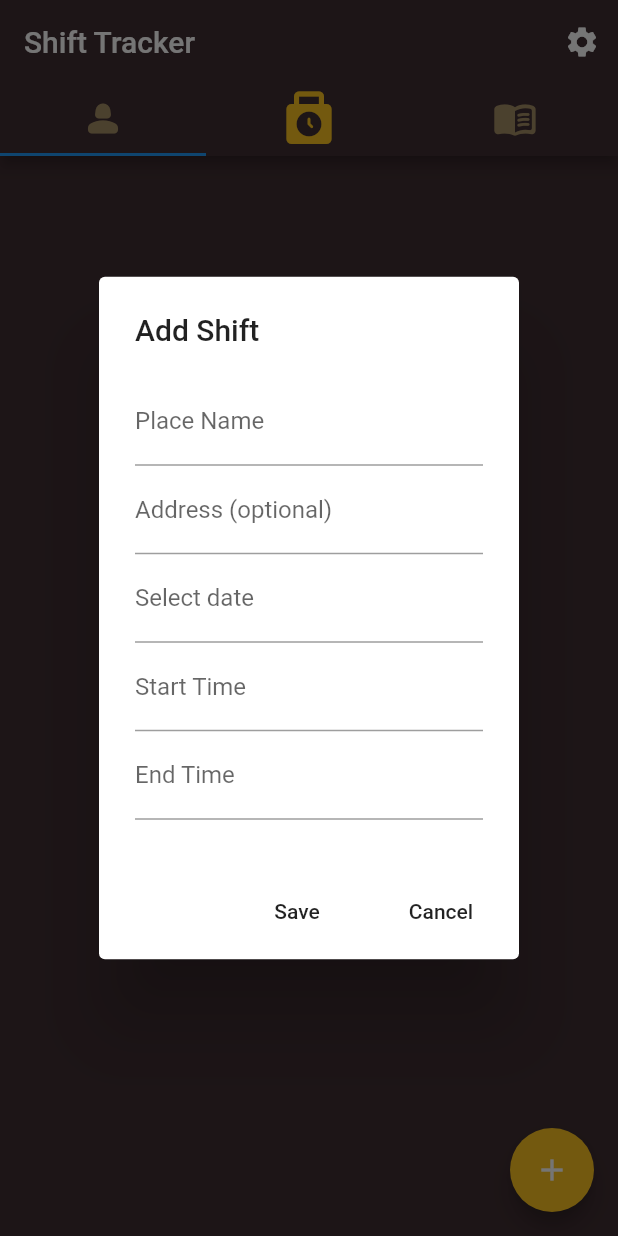
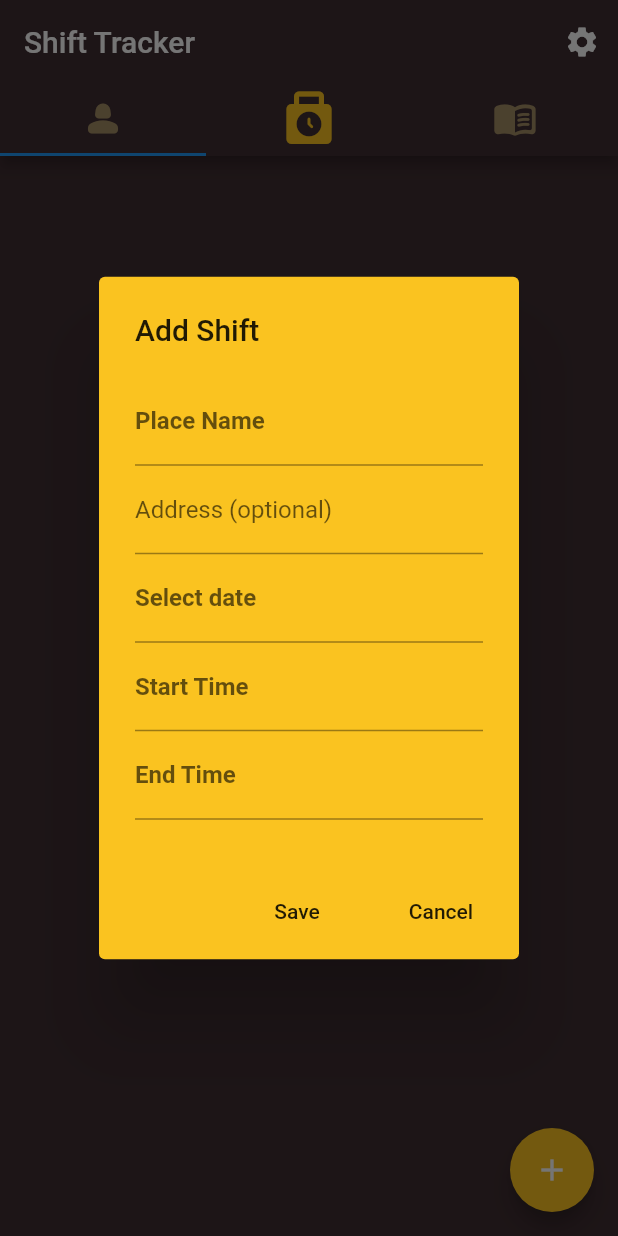
Before and after one commit to maria-gedye/Y3-timesheet-app, a Flutter app: the screen it shows once a user with an empty profile is signed in, after a tap on the "add" icon, on a phone screen of 412 x 824 dp. Run offline on Flutter 3.47's test engine with Material 2 defaults, Android fonts, the light colour scheme and no system bars; our stand-ins replace cloud_firestore, firebase_auth, firebase_core, geocoding, geolocator; accounts and stored records are empty.

Commit message:
list of bugs, alertdialog color change

```diff
--- a/lib/pages/home_page.dart
+++ b/lib/pages/home_page.dart
@@ -176,6 +176,7 @@ class _HomePageState extends State<HomePage> {
         context: context,
         builder: (context) => AlertDialog(
               title: const Text('Enter Place'),
+              backgroundColor: Color.fromRGBO(250, 195, 32, 1),
               content: SingleChildScrollView(
                 child: Column(
                   mainAxisSize: MainAxisSize.min,
@@ -217,6 +218,7 @@ class _HomePageState extends State<HomePage> {
         context: context,
         builder: (context) => AlertDialog(
               title: const Text('Add Shift'),
+              backgroundColor: Color.fromRGBO(250, 195, 32, 1),
               content: SingleChildScrollView(
                 child: Column(
                   mainAxisSize: MainAxisSize.min,
@@ -224,6 +226,7 @@ class _HomePageState extends State<HomePage> {
                     // place name
                     TextField(
                       controller: newPlaceController,
+                      style: TextStyle(fontWeight: FontWeight.bold),
                       decoration:
                           const InputDecoration(labelText: 'Place Name'),
                     ),
@@ -238,6 +241,7 @@ class _HomePageState extends State<HomePage> {
                     // date picker
                     TextField(
                       controller: newDateController,
+                      style: TextStyle(fontWeight: FontWeight.bold),
                       decoration:
                           const InputDecoration(labelText: 'Select date'),
                       readOnly: true,
@@ -250,6 +254,7 @@ class _HomePageState extends State<HomePage> {
                     TextField(
                       controller: newStartTimeController,
                       readOnly: true,
+                      style: TextStyle(fontWeight: FontWeight.bold),
                       decoration:
                           const InputDecoration(labelText: 'Start Time'),
                       onTap: () => {
@@ -261,6 +266,7 @@ class _HomePageState extends State<HomePage> {
                     TextField(
                       controller: newEndTimeController,
                       readOnly: true,
+                      style: TextStyle(fontWeight: FontWeight.bold),
                       decoration: const InputDecoration(labelText: 'End Time'),
                       onTap: () => {
                         _selectTime(newEndTimeController),
```
Also changed, not shown: 1 other file.
